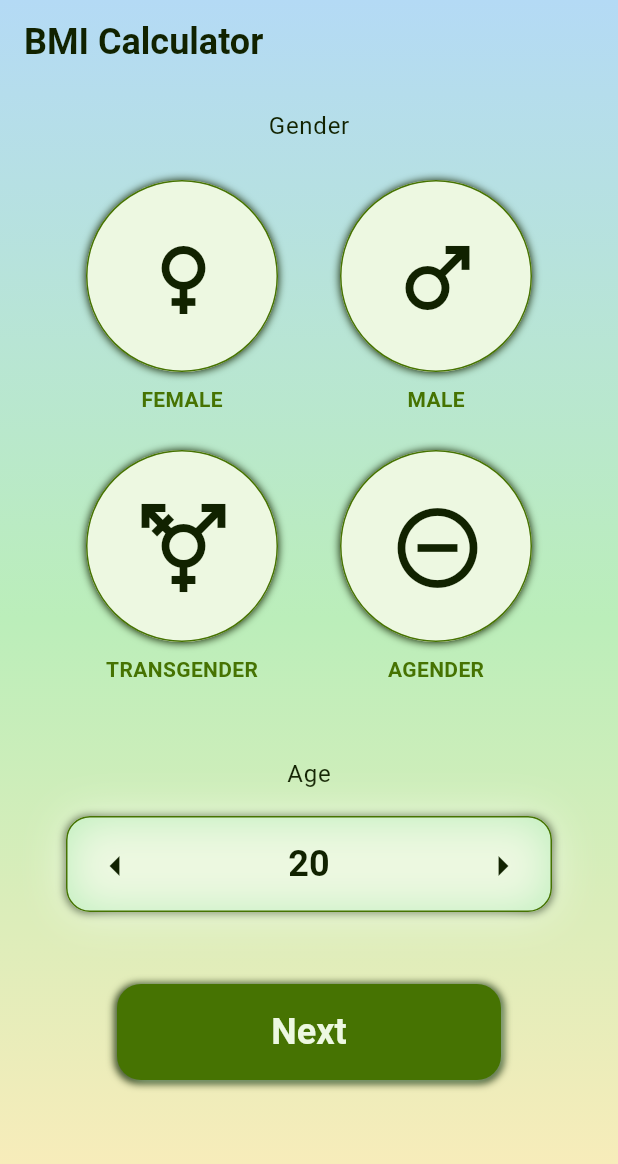
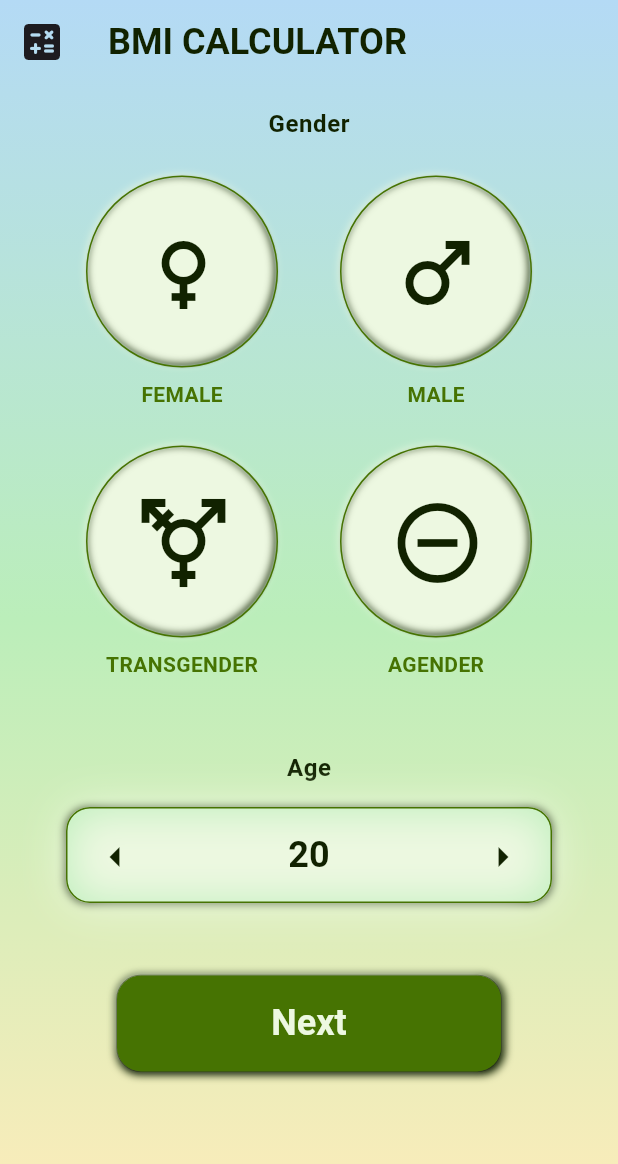
Before and after one commit to SayvIlahsiav/bmi_calculator, a Flutter app: the screen it shows after launch, on a phone screen of 412 x 824 dp. Shown: the top 1164 px of the screen. Run offline on Flutter 3.47's test engine with Material 3 defaults, Android fonts, the phone set to English and light mode, and no system bars; our stand-ins replace google_fonts.

Commit message:
Updated BoxShadows for all elements. Added leading icon in App Bar.

```diff
--- a/lib/app_theme.dart
+++ b/lib/app_theme.dart
@@ -4,23 +4,23 @@ import 'constants.dart';
 final ThemeData appTheme = ThemeData(
   primarySwatch: Colors.lightGreen,
   scaffoldBackgroundColor: kColorLightText,
-  textTheme: TextTheme(
+  textTheme: const TextTheme(
     displayLarge: TextStyle(
       fontFamily: 'Roboto',
       fontSize: 48,
-      fontWeight: FontWeight.w900,
+      fontWeight: FontWeight.bold,
       color: kColorDarkText,
     ),
     displayMedium: TextStyle(
       fontFamily: 'Roboto',
       fontSize: 24,
-      fontWeight: FontWeight.w600,
+      fontWeight: FontWeight.bold,
       color: kColorDarkText,
     ),
-    bodyLarge: TextStyle(
+    bodySmall: TextStyle(
       fontFamily: 'Roboto',
       fontSize: 16,
-      fontWeight: FontWeight.normal,
+      fontWeight: FontWeight.bold,
       color: kColorDarkText,
     ),
   ),
--- a/lib/components/custom_elevated_button.dart
+++ b/lib/components/custom_elevated_button.dart
@@ -16,18 +16,22 @@ class CustomElevatedButton extends StatelessWidget {
           // Drop shadow
           BoxShadow(
             color: kColorDarkText,
-            offset: Offset(0, 1),
+            offset: Offset(1, 1),
             blurRadius: 4,
             spreadRadius: 1,
           ),
           // Inner shadow
           BoxShadow(
-            color: kColorLightGreen,
-            offset: Offset(1, 1),
+            color: kColorLightText,
+            offset: Offset(-1, -1),
             blurRadius: 4,
             spreadRadius: -2,
           ),
         ],
+        border: Border.all(
+          color: kColorDarkText,
+          width: 0.25,
+        ),
       ),
       child: ElevatedButton(
         style: ElevatedButton.styleFrom(
@@ -42,7 +46,7 @@ class CustomElevatedButton extends StatelessWidget {
           shape: RoundedRectangleBorder(
             borderRadius: BorderRadius.circular(16.0), // Rounded corners
           ),
-          shadowColor: Colors.transparent, // Remove the default shadow
+          shadowColor: kColorDarkText, // Remove the default shadow
         ),
         onPressed: onPressed,
         child: Text(text),
--- a/lib/components/gender_selector.dart
+++ b/lib/components/gender_selector.dart
@@ -40,23 +40,7 @@ class GenderSelector extends StatelessWidget {
           Container(
             decoration: BoxDecoration(
               shape: BoxShape.circle,
-              boxShadow: isSelected ? [
-                BoxShadow(color: kColorDarkText),
-                BoxShadow(
-                  color: kColorDarkGreen,
-                  blurRadius: 8,
-                  spreadRadius: -0.25,
-                  offset: Offset(0, 1),
-                )
-              ] : [
-                BoxShadow(
-                  color: kColorDarkText,
-                  blurRadius: 4,
-                  spreadRadius: 0.25,
-                  offset: Offset(0, 0.25),
-                ),
-                BoxShadow(color: kColorLightText)
-              ],
+              boxShadow: isSelected ? kInnerShadow : kDropShadow,
               border: Border.all(
                 color: isSelected ? kColorDarkText : kColorDarkGreen,
                 width: 1,
--- a/lib/constants.dart
+++ b/lib/constants.dart
@@ -10,21 +10,35 @@ const kColorDarkGreen = Color(0xff467302);
 const kColorDarkYellow = Color(0xffD2DD13);
 const kColorLightText = Color(0xffEDF8E1);
 
-final kTextAppName = Text(
-  'BMI Calculator',
-  style: GoogleFonts.roboto(
-    textStyle: const TextStyle(
-      color: kColorDarkText,
-      fontSize: 24,
-      fontWeight: FontWeight.w900,
-    ),
+const double itemWidth = 64.0;
+
+const kInnerShadow = [
+  BoxShadow(
+    color: kColorDarkText,
+    blurRadius: 2,
+    spreadRadius: -0.2,
+    offset: Offset(0, -0.2),
+    blurStyle: BlurStyle.inner,
   ),
-);
+  BoxShadow(
+    color: kColorDarkGreen,
+    blurRadius: 8,
+    spreadRadius: -0.2,
+    offset: Offset(1, 1),
+    blurStyle: BlurStyle.inner,
+  ),
+];
 
-final kTextStyleLabels = GoogleFonts.roboto(
-  textStyle: const TextStyle(
-    color: kColorDarkGreen,
-    fontSize: 16,
-    fontWeight: FontWeight.normal,
-  )
-);
+const kDropShadow = [
+  BoxShadow(
+    color: kColorDarkText,
+    blurRadius: 1,
+    spreadRadius: -1,
+  ),
+  BoxShadow(
+    color: kColorLightText,
+    blurRadius: 4,
+    spreadRadius: -1,
+    offset: Offset(-1, -1),
+  ),
+];
--- a/lib/screens/home_screen.dart
+++ b/lib/screens/home_screen.dart
@@ -19,8 +19,9 @@ class _HomeScreenState extends State<HomeScreen> {
     return Scaffold(
       extendBodyBehindAppBar: true,
       appBar: AppBar(
+        leading: Icon(Icons.calculate_rounded, size: 32,),
         title: Text(
-          'BMI Calculator',
+          'BMI CALCULATOR',
           style: Theme.of(context).textTheme.displayMedium,
         ),
         backgroundColor: Colors.transparent,
@@ -33,7 +34,7 @@ class _HomeScreenState extends State<HomeScreen> {
             children: [
               Text(
                 'Gender',
-                style: Theme.of(context).textTheme.bodyLarge,
+                style: Theme.of(context).textTheme.bodySmall,
               ),
               SizedBox(height: 24),
               GenderSelector(
@@ -47,7 +48,7 @@ class _HomeScreenState extends State<HomeScreen> {
               SizedBox(height: 48),
               Text(
                 'Age',
-                style: Theme.of(context).textTheme.bodyLarge,
+                style: Theme.of(context).textTheme.bodySmall,
               ),
               SizedBox(height: 16),
               AgeSelector(
```
